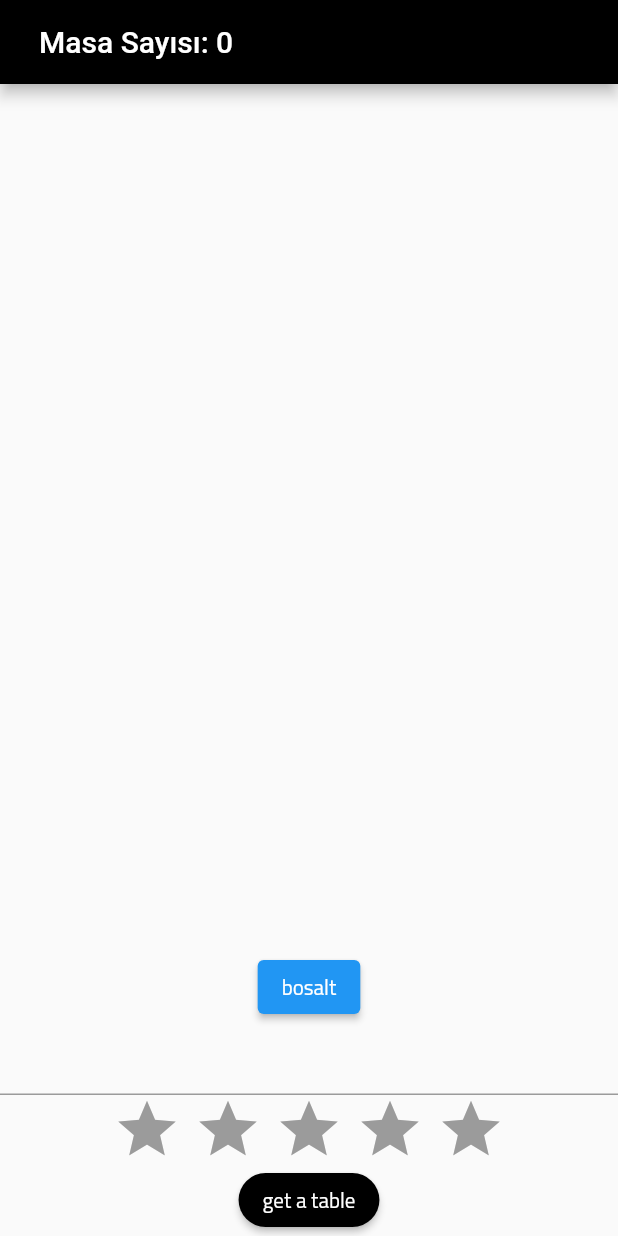
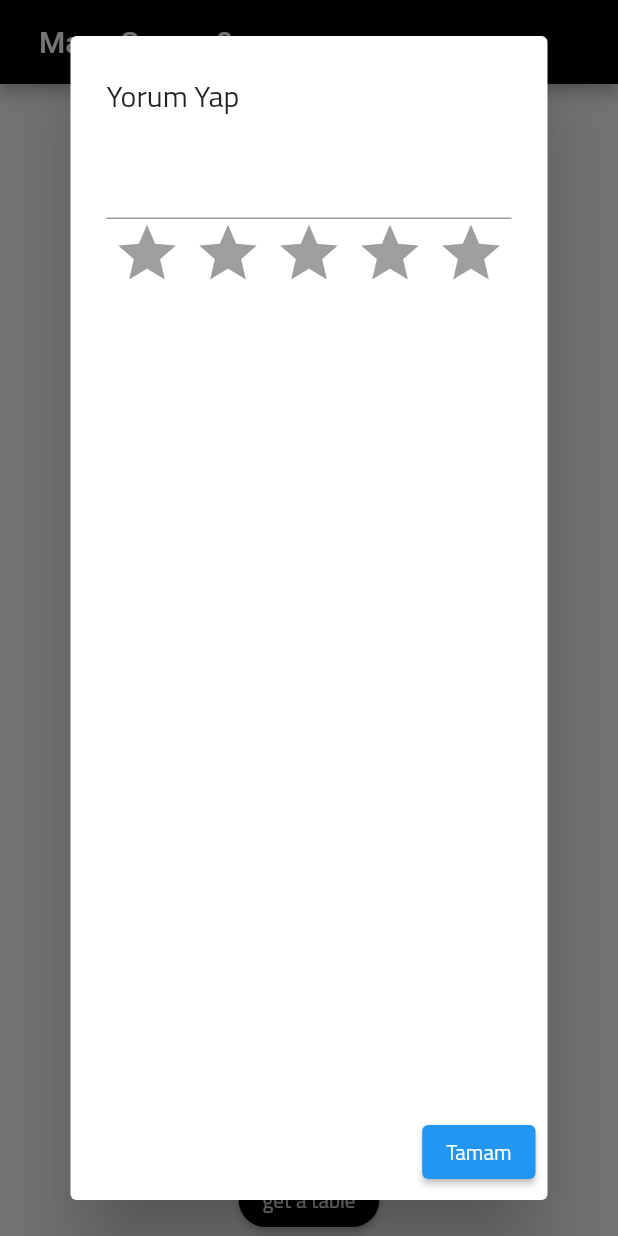
Before and after one commit to minaunal/BookCafe, a Flutter app: the masa screen opened directly, after a tap on "bosalt", on a phone screen of 412 x 824 dp. Run offline on Flutter 3.47's test engine with Material 2 defaults, Android fonts, the light colour scheme and no system bars; drawn by our look-alikes of flutter_rating_bar; our stand-ins replace cloud_firestore, firebase_auth, firebase_core, flutter_credit_card, lottie, pie_chart; missing offline and left inert: flutter_animated_icons, flutter_barcode_scanner; accounts and stored records are empty.

Commit message:
Fixed comments

```diff
--- a/lib/kullaniciekrani.dart
+++ b/lib/kullaniciekrani.dart
@@ -161,30 +161,29 @@ class _masaState extends State<masa> {
             ),
             ElevatedButton(
                 onPressed: () {
-                  empty(qrCode);
-
+                    empty(masaAdi);
+                    masaAdi = "";
+                    showDialog(
+                      context: context,
+                      builder: (BuildContext context) {
+                        return AlertDialog(
+                          title: Text("Yorum Yap"),
+                          content: yorumSor(),
+                          actions: [
+                            ElevatedButton(
+                              onPressed: () {
+                                // Dialog kapatma işlemleri veya diğer işlemler
+                                Navigator.pop(context);
+                              },
+                              child: Text("Tamam"),
+                            ),
+                          ],
+                        );
+                      },
+                    );
                 },
                 child: Text('bosalt')),
-            TextField(
-              controller: yorum,
-            ),
-            RatingBar.builder(
-                minRating: 1,
-                itemSize: 46,
-                itemPadding: EdgeInsets.symmetric(horizontal: 4),
-                itemBuilder: (context, index) => Icon(Icons.star,
-                    color: starColors[index] ? Colors.amber : Colors.grey),
-                updateOnDrag: true,
-                onRatingUpdate: (rating) {
-                  setState(() {
-                    starColors =
-                        List.generate(5, (index) => index < rating.round());
-                    FirebaseFirestore.instance
-                        .collection('Yildizlar')
-                        .doc(widget.docname)
-                        .set({'yildizlar': starColors, 'yorum': yorum.text});
-                  });
-                }),
+
             ElevatedButton(
               style: ElevatedButton.styleFrom(
                 backgroundColor: Colors.black,
@@ -204,6 +203,39 @@ class _masaState extends State<masa> {
       ),
     );
   }
+
+  Widget yorumSor() {
+    TextEditingController yorum = TextEditingController();
+    List<bool> starColors = List.generate(5, (index) => false);
+
+    return Column(
+      children: [
+        TextField(
+          controller: yorum,
+        ),
+        RatingBar.builder(
+          minRating: 1,
+          itemSize: 46,
+          itemPadding: EdgeInsets.symmetric(horizontal: 4),
+          itemBuilder: (context, index) => Icon(
+            Icons.star,
+            color: starColors[index] ? Colors.amber : Colors.grey,
+          ),
+          updateOnDrag: true,
+          onRatingUpdate: (rating) {
+            setState(() {
+              starColors = List.generate(5, (index) => index < rating.round());
+              FirebaseFirestore.instance
+                  .collection('Yildizlar')
+                  .doc(widget.docname)
+                  .set({'yildizlar': starColors, 'yorum': yorum.text});
+            });
+          },
+        ),
+      ],
+    );
+  }
+
 }
 
 class cuzdan extends StatefulWidget {
--- a/lib/user_page.dart
+++ b/lib/user_page.dart
@@ -1,6 +1,7 @@
 import 'package:fbase/table.dart';
 import 'package:cloud_firestore/cloud_firestore.dart';
 import 'package:flutter/material.dart';
+String masaAdi = "";
 
 
 
@@ -37,7 +38,9 @@ class _MainPageState extends State<MainPage> {
   void initState() {
     super.initState();
     getDocs();
+
   }
+
 
 
   Future getDocs() async {
@@ -188,7 +191,6 @@ class TablePage extends StatefulWidget {
 
   final CafeTable table;
   final int index;
-
   @override
   _TablePageState createState() => _TablePageState();
 }
@@ -196,7 +198,6 @@ class TablePage extends StatefulWidget {
 class _TablePageState extends State<TablePage> {
   TextEditingController chairCountController = TextEditingController();
   int chairCount = 0;
-
   @override
   void initState() {
     super.initState();
@@ -311,8 +312,8 @@ class _TablePageState extends State<TablePage> {
                     style:
                     ElevatedButton.styleFrom(backgroundColor: Colors.green),
                     onPressed: () {
+                      masaAdi ="Masa ${widget.index}";
                       temp = temp - 35;
-
                       if (temp>=0) {
                         FirebaseFirestore.instance
                             .collection('Cuzdan')
```
